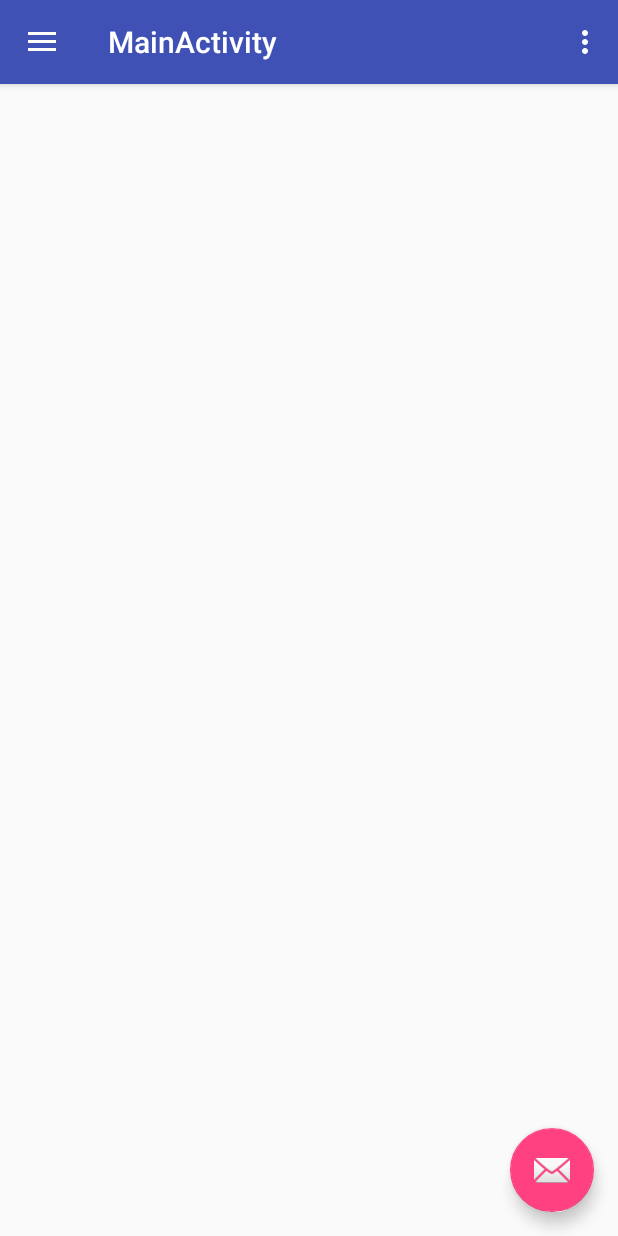
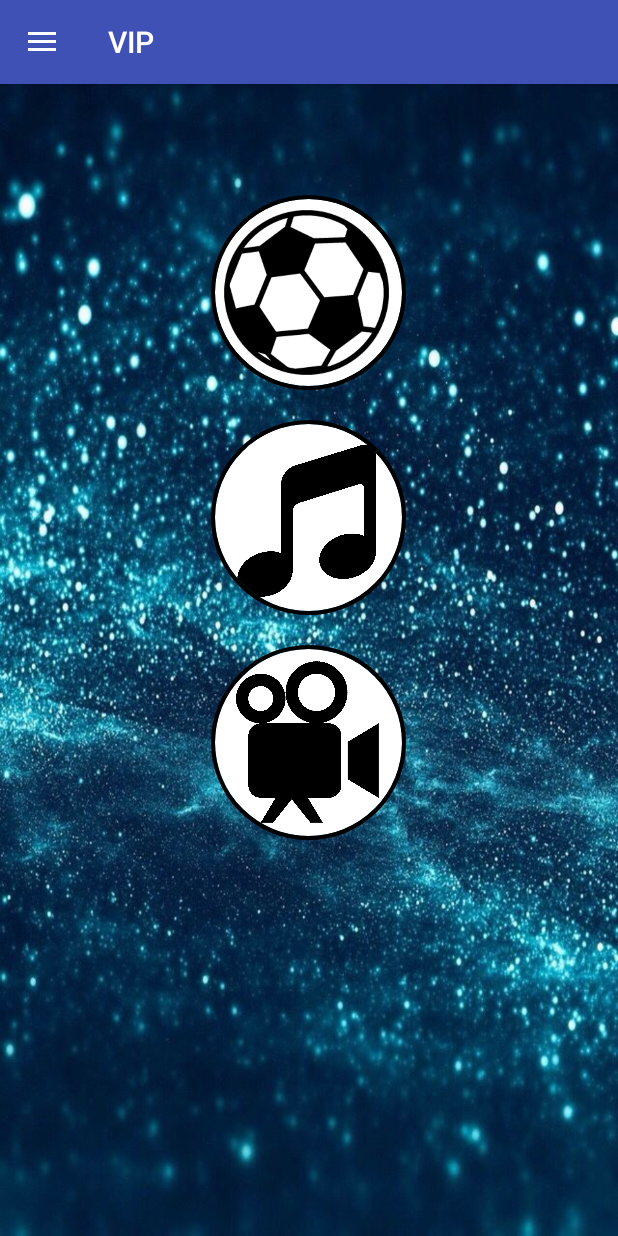
Before and after one commit to Franverri/VIP, an Android app: the screen it shows after launch (MainActivity), on a phone screen of 412 x 824 dp. Run offline under Robolectric (Android 15) with nearby library versions, the phone set to English and light mode, and no system bars; our stand-ins replace CircleImageView.

Commit message:
Layout pantalla principal + Foto y datos perfil

```diff
--- a/app/src/main/java/tdp/vip/MainActivity.java
+++ b/app/src/main/java/tdp/vip/MainActivity.java
@@ -32,6 +32,7 @@ public class MainActivity extends AppCompatActivity
         Toolbar toolbar = (Toolbar) findViewById(R.id.toolbar);
         setSupportActionBar(toolbar);
 
+        /*
         FloatingActionButton fab = (FloatingActionButton) findViewById(R.id.fab);
         fab.setOnClickListener(new View.OnClickListener() {
             @Override
@@ -39,7 +40,7 @@ public class MainActivity extends AppCompatActivity
                 Snackbar.make(view, "Replace with your own action", Snackbar.LENGTH_LONG)
                         .setAction("Action", null).show();
             }
-        });
+        });*/
 
         DrawerLayout drawer = (DrawerLayout) findViewById(R.id.drawer_layout);
         ActionBarDrawerToggle toggle = new ActionBarDrawerToggle(
@@ -64,7 +65,6 @@ public class MainActivity extends AppCompatActivity
     @Override
     public boolean onCreateOptionsMenu(Menu menu) {
         // Inflate the menu; this adds items to the action bar if it is present.
-        getMenuInflater().inflate(R.menu.main, menu);
         return true;
     }
 
@@ -74,11 +74,6 @@ public class MainActivity extends AppCompatActivity
         // automatically handle clicks on the Home/Up button, so long
         // as you specify a parent activity in AndroidManifest.xml.
         int id = item.getItemId();
-
-        //noinspection SimplifiableIfStatement
-        if (id == R.id.action_settings) {
-            return true;
-        }
 
         return super.onOptionsItemSelected(item);
     }
--- a/app/src/main/res/layout/activity_main.xml
+++ b/app/src/main/res/layout/activity_main.xml
@@ -6,7 +6,42 @@
     android:layout_width="match_parent"
     android:layout_height="match_parent"
     android:fitsSystemWindows="true"
+    android:background="@drawable/fondo"
     tools:openDrawer="start">
+
+    <LinearLayout
+        android:layout_width="0dp"
+        android:layout_height="match_parent"
+        android:layout_weight="1"
+        android:gravity="center_horizontal"
+        android:paddingTop="130dp"
+        android:orientation="vertical" >
+
+        <de.hdodenhof.circleimageview.CircleImageView
+            android:layout_width="150dp"
+            android:layout_height="150dp"
+            android:src="@drawable/futbol_icon"
+            android:paddingBottom="20dp"
+            app:civ_border_color="#FF000000"
+            app:civ_border_width="2.5dp" />
+
+        <de.hdodenhof.circleimageview.CircleImageView
+            android:layout_width="150dp"
+            android:layout_height="150dp"
+            android:src="@drawable/music_icon"
+            android:paddingBottom="20dp"
+            app:civ_border_color="#FF000000"
+            app:civ_border_width="2.5dp" />
+
+        <de.hdodenhof.circleimageview.CircleImageView
+            android:layout_width="150dp"
+            android:layout_height="150dp"
+            android:src="@drawable/movie_icon"
+            app:civ_border_color="#FF000000"
+            android:paddingBottom="20dp"
+            app:civ_border_width="2.5dp" />
+
+    </LinearLayout>
 
     <include
         layout="@layout/app_bar_main"
--- a/app/src/main/res/layout/app_bar_main.xml
+++ b/app/src/main/res/layout/app_bar_main.xml
@@ -22,12 +22,13 @@
 
     <include layout="@layout/content_main" />
 
+    <!--
     <android.support.design.widget.FloatingActionButton
         android:id="@+id/fab"
         android:layout_width="wrap_content"
         android:layout_height="wrap_content"
         android:layout_gravity="bottom|end"
         android:layout_margin="@dimen/fab_margin"
-        app:srcCompat="@android:drawable/ic_dialog_email" />
+        app:srcCompat="@android:drawable/ic_dialog_email" /> -->
 
 </android.support.design.widget.CoordinatorLayout>
--- a/app/src/main/res/layout/nav_header_main.xml
+++ b/app/src/main/res/layout/nav_header_main.xml
@@ -18,7 +18,7 @@
         android:layout_height="wrap_content"
         android:contentDescription="@string/nav_header_desc"
         android:paddingTop="@dimen/nav_header_vertical_spacing"
-        app:srcCompat="@mipmap/ic_launcher_round" />
+        app:srcCompat="@drawable/foto_perfil" />
 
     <TextView
         android:layout_width="match_parent"
--- a/app/src/main/res/menu/main.xml
+++ /dev/null
@@ -1,9 +0,0 @@
-<?xml version="1.0" encoding="utf-8"?>
-<menu xmlns:android="http://schemas.android.com/apk/res/android"
-    xmlns:app="http://schemas.android.com/apk/res-auto">
-    <item
-        android:id="@+id/action_settings"
-        android:orderInCategory="100"
-        android:title="@string/action_settings"
-        app:showAsAction="never" />
-</menu>
--- a/app/src/main/res/values/strings.xml
+++ b/app/src/main/res/values/strings.xml
@@ -1,10 +1,10 @@
 <resources>
     <string name="app_name">VIP</string>
-    <string name="title_activity_main">MainActivity</string>
+    <string name="title_activity_main">VIP</string>
     <string name="navigation_drawer_open">Open navigation drawer</string>
     <string name="navigation_drawer_close">Close navigation drawer</string>
-    <string name="nav_header_title">Android Studio</string>
-    <string name="nav_header_subtitle">android.studio@android.com</string>
+    <string name="nav_header_title">Agustin Luques</string>
+    <string name="nav_header_subtitle">agus_luques</string>
     <string name="nav_header_desc">Navigation header</string>
     <string name="action_settings">Settings</string>
 
```
Also changed, not shown: app/src/main/res/drawable/foto_perfil.png (added), app/src/main/res/drawable/futbol_icon.jpg (added), app/src/main/res/drawable/movie_icon.jpg (added), app/src/main/res/drawable/music_icon.jpg (added), app/src/main/res/music_icon.jpg (added).
